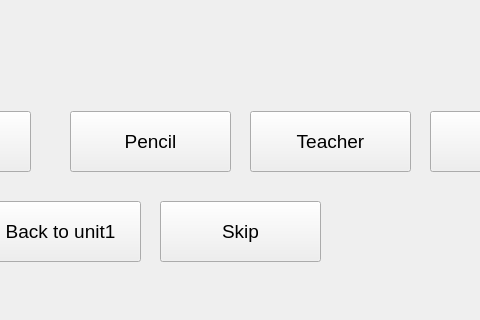
Old version of the form SPCK/Gui/school5.ui in the repository trongphuc1/TL-C4K-PTI01-; both pictures show x 500 to 980 and y 519 to 839 of the 1106 by 839 pixel window.
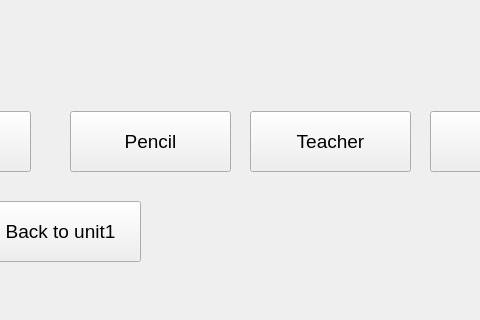
New version of the form. Icons and pictures are not drawn.

```diff
--- a/SPCK/Gui/school5.ui
+++ b/SPCK/Gui/school5.ui
@@ -69,24 +69,6 @@
      <string>Next lesson</string>
     </property>
    </widget>
-   <widget class="QPushButton" name="pushButton_6">
-    <property name="geometry">
-     <rect>
-      <x>660</x>
-      <y>720</y>
-      <width>161</width>
-      <height>61</height>
-     </rect>
-    </property>
-    <property name="font">
-     <font>
-      <pointsize>14</pointsize>
-     </font>
-    </property>
-    <property name="text">
-     <string>Skip</string>
-    </property>
-   </widget>
    <widget class="QPushButton" name="pushButton_7">
     <property name="geometry">
      <rect>
```
